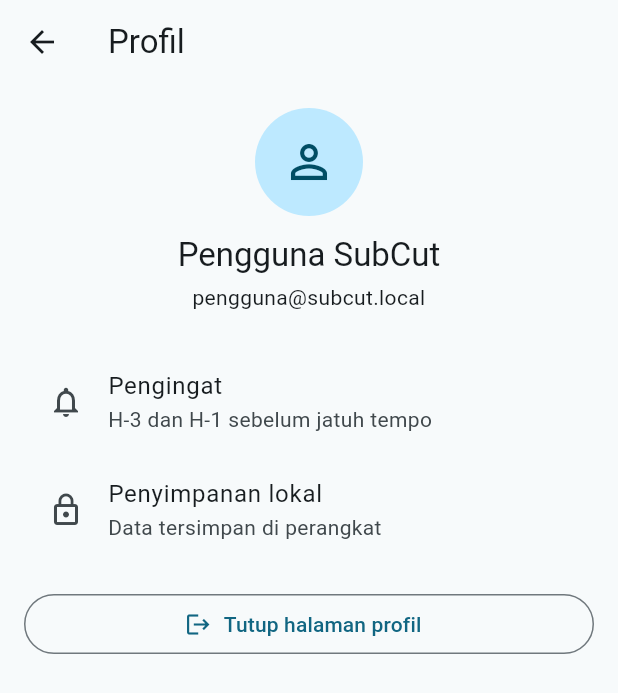
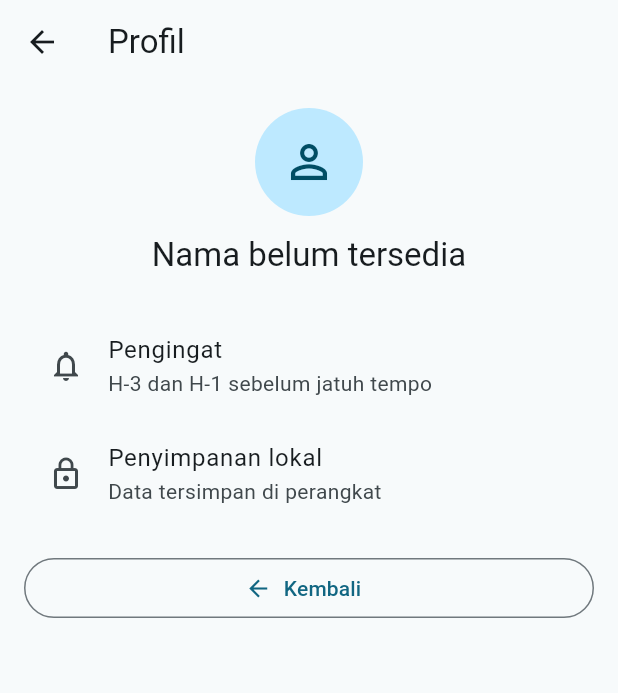
Before and after one commit to BceHe/SubCut, a Flutter app: the ProfileScreen screen opened by its route, on a phone screen of 412 x 824 dp. Shown: the top 693 px of the screen. Run offline on Flutter 3.47's test engine with Material 3 defaults, Android fonts, the phone set to English and light mode, and no system bars; our stand-ins replace flutter_local_notifications, flutter_secure_storage, image_picker, sqflite_sqlcipher, timezone; missing offline and left inert: google_mlkit_text_recognition; accounts and stored records are empty.

Commit message:
feat: collect profile name on first launch
Co-authored-by: Copilot <223556219+Copilot@users.noreply.github.com>

```diff
--- a/lib/app.dart
+++ b/lib/app.dart
@@ -1,6 +1,8 @@
 import 'package:flutter/material.dart';
 
 import 'features/dashboard/presentation/dashboard_screen.dart';
+import 'features/settings/data/profile_repository.dart';
+import 'features/settings/presentation/profile_entry_gate.dart';
 import 'features/settings/presentation/profile_screen.dart';
 import 'features/subscriptions/presentation/detail_screen.dart';
 import 'features/subscriptions/presentation/subscription_form_screen.dart';
@@ -8,10 +10,13 @@ import 'features/subscriptions/models/subscription.dart';
 import 'routes/app_routes.dart';
 
 class SubCutApp extends StatelessWidget {
-  const SubCutApp({super.key});
+  const SubCutApp({this.profileRepository, super.key});
+
+  final ProfileRepository? profileRepository;
 
   @override
   Widget build(BuildContext context) {
+    final repository = profileRepository ?? ProfileRepository();
     return MaterialApp(
       title: 'SubCut',
       debugShowCheckedModeBanner: false,
@@ -64,14 +69,15 @@ class SubCutApp extends StatelessWidget {
         ),
         useMaterial3: true,
       ),
-      // Local-first app: open directly to the active user's dashboard.
-      initialRoute: AppRoutes.dashboard,
+      home: ProfileEntryGate(repository: repository),
       onGenerateRoute: (settings) {
         switch (settings.name) {
           case AppRoutes.dashboard:
             return MaterialPageRoute(builder: (_) => const DashboardScreen());
           case AppRoutes.profile:
-            return MaterialPageRoute(builder: (_) => const ProfileScreen());
+            return MaterialPageRoute(
+              builder: (_) => ProfileScreen(repository: repository),
+            );
           case AppRoutes.detail:
             final subscription = settings.arguments as Subscription;
             return MaterialPageRoute(
--- /dev/null
+++ b/lib/features/settings/data/profile_repository.dart
@@ -0,0 +1,21 @@
+import 'package:flutter_secure_storage/flutter_secure_storage.dart';
+
+class ProfileRepository {
+  ProfileRepository({FlutterSecureStorage? storage})
+      : _storage = storage ?? const FlutterSecureStorage();
+
+  static const _nameKey = 'subcut_profile_name';
+  final FlutterSecureStorage _storage;
+
+  Future<String?> getName() async {
+    final name = await _storage.read(key: _nameKey);
+    if (name == null || name.trim().isEmpty) {
+      return null;
+    }
+    return name;
+  }
+
+  Future<void> saveName(String name) async {
+    await _storage.write(key: _nameKey, value: name.trim());
+  }
+}
--- a/lib/features/settings/presentation/profile_screen.dart
+++ b/lib/features/settings/presentation/profile_screen.dart
@@ -1,23 +1,67 @@
 import 'package:flutter/material.dart';
 
-class ProfileScreen extends StatelessWidget {
-  const ProfileScreen({super.key});
+import '../data/profile_repository.dart';
+
+class ProfileScreen extends StatefulWidget {
+  const ProfileScreen({required this.repository, super.key});
+
+  final ProfileRepository repository;
+
+  @override
+  State<ProfileScreen> createState() => _ProfileScreenState();
+}
+
+class _ProfileScreenState extends State<ProfileScreen> {
+  late Future<String?> _nameFuture;
+
+  @override
+  void initState() {
+    super.initState();
+    _loadName();
+  }
+
+  void _loadName() {
+    _nameFuture = widget.repository.getName();
+  }
 
   @override
   Widget build(BuildContext context) {
     return Scaffold(
       appBar: AppBar(title: const Text('Profil')),
-      body: ListView(
+      body: FutureBuilder<String?>(
+        future: _nameFuture,
+        builder: (context, snapshot) {
+          if (snapshot.connectionState == ConnectionState.waiting) {
+            return const Center(child: CircularProgressIndicator());
+          }
+          if (snapshot.hasError) {
+            return Center(
+              child: Column(
+                mainAxisSize: MainAxisSize.min,
+                children: [
+                  Text('Gagal memuat profil: ${snapshot.error}'),
+                  const SizedBox(height: 12),
+                  FilledButton(
+                    onPressed: () => setState(_loadName),
+                    child: const Text('Coba lagi'),
+                  ),
+                ],
+              ),
+            );
+          }
+          return ListView(
             padding: const EdgeInsets.all(16),
             children: [
               const CircleAvatar(
-              radius: 36, child: Icon(Icons.person_outline, size: 36)),
+                radius: 36,
+                child: Icon(Icons.person_outline, size: 36),
+              ),
               const SizedBox(height: 12),
-          Text('Pengguna SubCut',
+              Text(
+                snapshot.data ?? 'Nama belum tersedia',
                 style: Theme.of(context).textTheme.titleLarge,
-              textAlign: TextAlign.center),
-          const SizedBox(height: 4),
-          const Text('pengguna@subcut.local', textAlign: TextAlign.center),
+                textAlign: TextAlign.center,
+              ),
               const SizedBox(height: 24),
               const ListTile(
                 leading: Icon(Icons.notifications_outlined),
@@ -32,10 +76,12 @@ class ProfileScreen extends StatelessWidget {
               const SizedBox(height: 16),
               OutlinedButton.icon(
                 onPressed: () => Navigator.pop(context),
-            icon: const Icon(Icons.logout),
-            label: const Text('Tutup halaman profil'),
+                icon: const Icon(Icons.arrow_back),
+                label: const Text('Kembali'),
               ),
             ],
+          );
+        },
       ),
     );
   }
```
Also changed, not shown: lib/features/settings/domain/profile_validation.dart (added, +10 -0 lines), lib/features/settings/presentation/profile_entry_gate.dart (added, +78 -0 lines), lib/features/settings/presentation/profile_form.dart (added, +122 -0 lines), 3 other files. Lines whose indentation alone changed are shown as unchanged.
